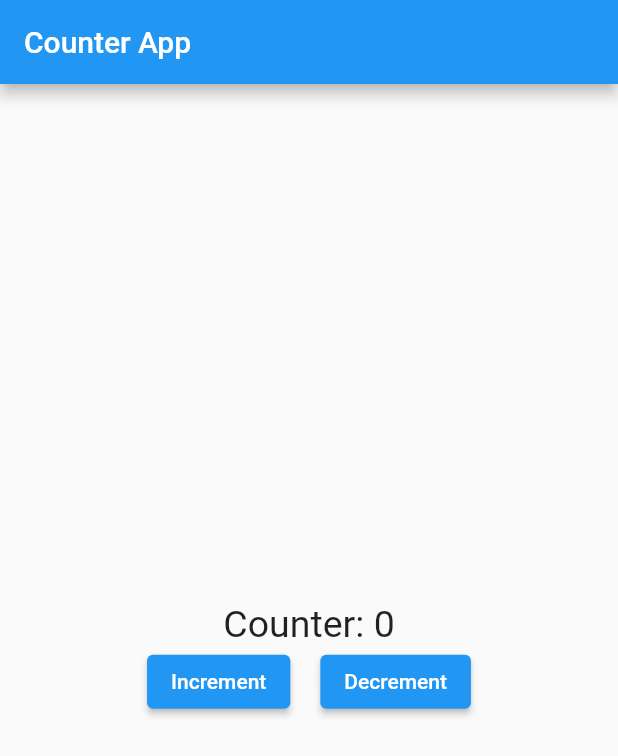
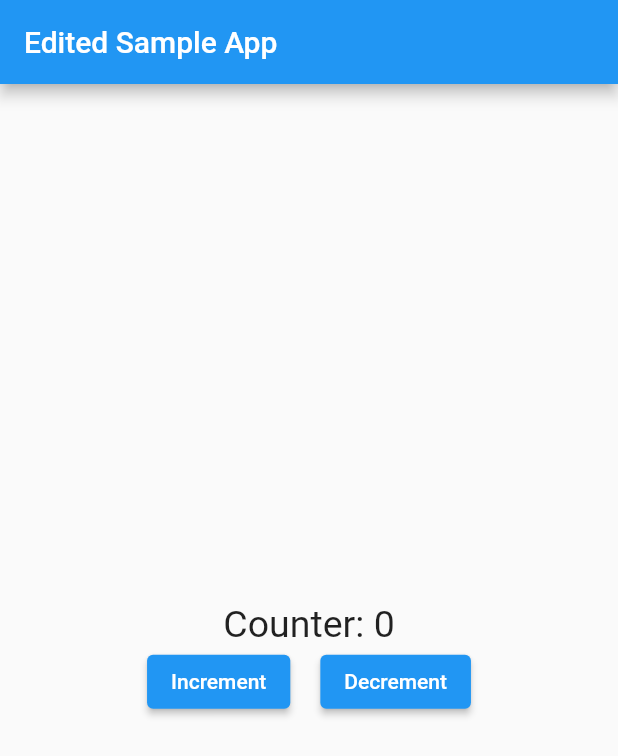
Before and after one commit to alchemistsaint/todo_list_sample, a Flutter app: the screen it shows after launch, on a phone screen of 412 x 824 dp. Shown: the top 756 px of the screen. Run offline on Flutter 3.47's test engine with Material 2 defaults, Android fonts, the phone set to English and light mode, and no system bars.

Commit message:
Modify add_to_list dart

```diff
--- a/lib/add_to_list.dart
+++ b/lib/add_to_list.dart
@@ -11,7 +11,7 @@ class _AddToListState extends State<AddToList> {
   Widget build(BuildContext context) {
     return Scaffold(
       appBar: AppBar(
-        title: Text("Counter App"),
+        title: Text("Edited Sample App"),
       ),
       body: Column(
         mainAxisAlignment: MainAxisAlignment.center,
```
